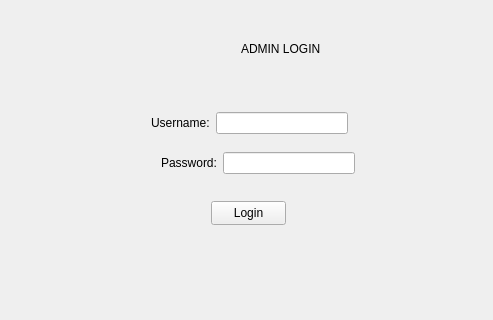
Above: FootballPlanner/adminwindow.ui from DonovanFoley/CS1D-Project2 before the change; both pictures show x 0 to 493 and y 0 to 320 of the 797 by 466 pixel window. Below: the same form after it.
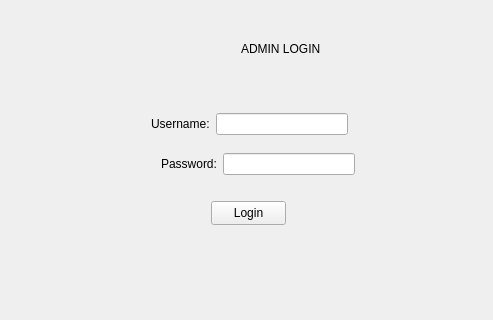
That is the form after the change. The open tabs and pages were chosen to show the change.

```diff
--- a/FootballPlanner/adminwindow.ui
+++ b/FootballPlanner/adminwindow.ui
@@ -52,7 +52,7 @@
          <x>140</x>
          <y>100</y>
          <width>197</width>
-         <height>24</height>
+         <height>26</height>
         </rect>
        </property>
        <layout class="QHBoxLayout" name="horizontalLayout">
@@ -74,7 +74,7 @@
          <x>150</x>
          <y>140</y>
          <width>194</width>
-         <height>24</height>
+         <height>26</height>
         </rect>
        </property>
        <layout class="QHBoxLayout" name="horizontalLayout_2">
```
Left out of the diff: 2 changed lines with no effect on the pictures.
